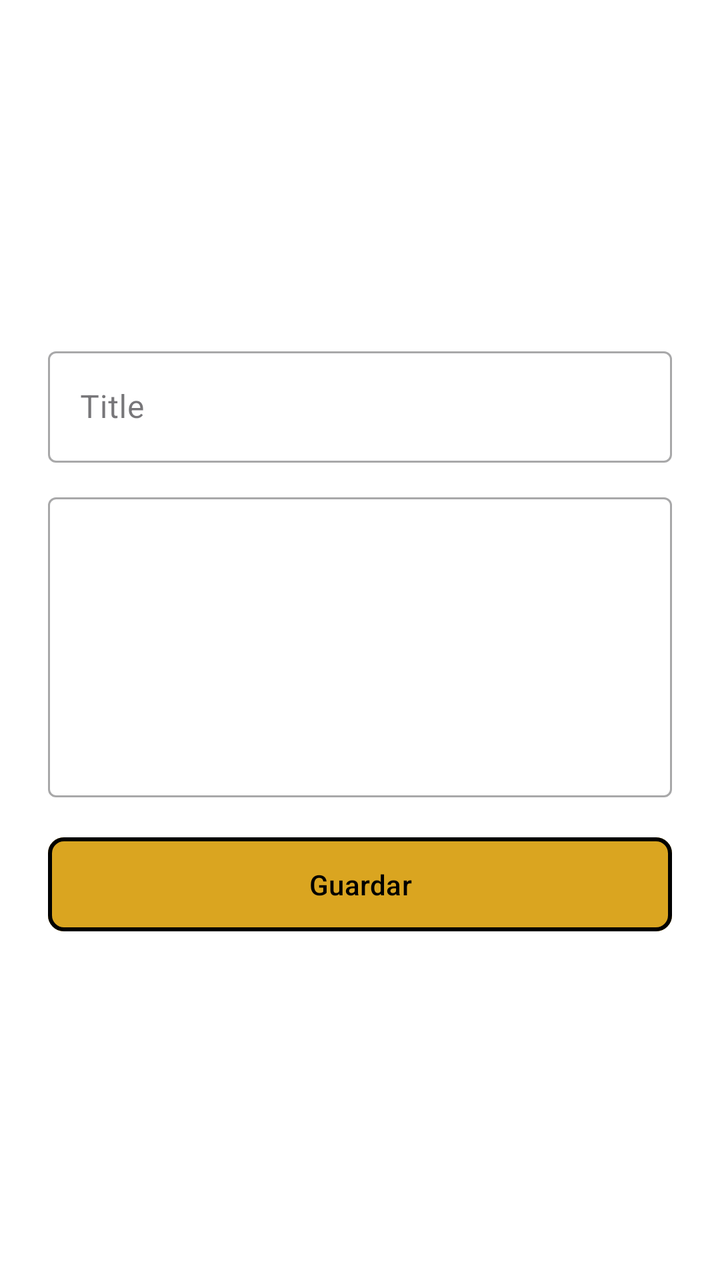
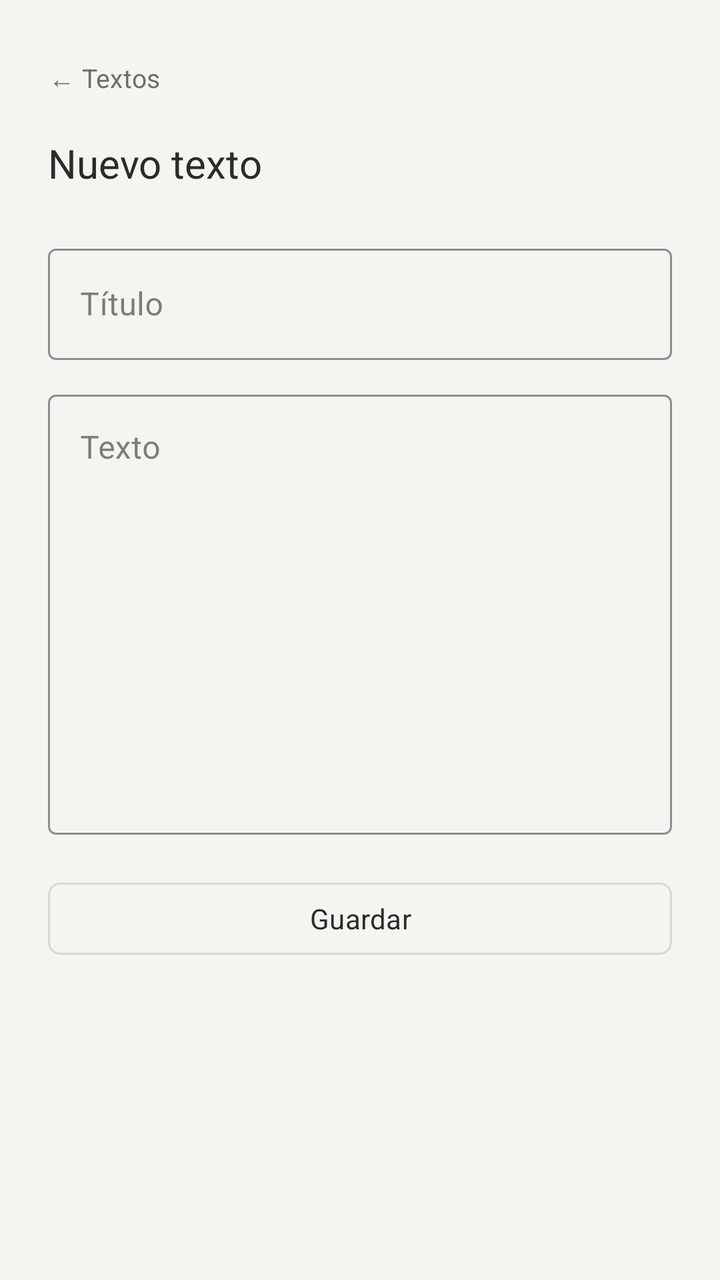

The first picture is an Android layout as it rendered before a commit; the second is the same layout after the commit. The layout source and the unified diff follow.
<!-- AndroidManifest.xml: application theme Theme.Leelo -->
<!-- res/layout/fragment_add_text.xml -->
<?xml version="1.0" encoding="utf-8"?>
<FrameLayout xmlns:android="http://schemas.android.com/apk/res/android"
    xmlns:tools="http://schemas.android.com/tools"
    android:layout_width="match_parent"
    android:layout_height="match_parent"
    xmlns:app="http://schemas.android.com/apk/res-auto"
    tools:context=".presentation.ui.AddTextFragment">

    <LinearLayout
        android:layout_width="match_parent"
        android:layout_height="match_parent"
        android:gravity="center"
        android:orientation="vertical"
        android:padding="24dp">

        <com.google.android.material.textfield.TextInputLayout
            android:layout_width="match_parent"
            android:layout_height="wrap_content"
            android:layout_marginBottom="12dp"
            style="@style/Widget.MaterialComponents.TextInputLayout.OutlinedBox">

            <com.google.android.material.textfield.TextInputEditText
                android:id="@+id/inputTittle"
                android:layout_width="match_parent"
                android:layout_height="wrap_content"
                android:hint="Title"
                android:inputType="text" />

        </com.google.android.material.textfield.TextInputLayout>


        <com.google.android.material.textfield.TextInputLayout
            android:layout_width="match_parent"
            android:layout_height="wrap_content"
            android:layout_marginBottom="16dp"
            style="@style/Widget.MaterialComponents.TextInputLayout.OutlinedBox">

            <com.google.android.material.textfield.TextInputEditText
                android:id="@+id/inputText"
                android:layout_width="match_parent"
                android:layout_height="150dp"
                android:inputType="textMultiLine"
                android:gravity="top|start" />

        </com.google.android.material.textfield.TextInputLayout>


        <com.google.android.material.button.MaterialButton
            android:id="@+id/save_text_button"
            android:layout_width="match_parent"
            android:layout_height="wrap_content"
            android:text="Guardar"
            android:textColor="@android:color/black"
            android:paddingVertical="14dp"
            app:backgroundTint="@color/gold"
            app:strokeColor="@android:color/black"
            app:strokeWidth="2dp"
            app:cornerRadius="8dp" />

    </LinearLayout>


</FrameLayout>
<!-- resources referenced by this layout -->
<resources>
  <color name="gold">#DAA520</color>
  <style name="Theme.Leelo" parent="Base.Theme.Leelo" />
  <style name="Base.Theme.Leelo" parent="Theme.Material3.DayNight.NoActionBar">
          <item name="colorPrimary">@color/gold</item>
          <item name="colorPrimaryVariant">@color/gold</item>
          <item name="colorOnPrimary">@color/black</item>
          <item name="colorSecondary">@color/gold</item>
          <item name="colorSecondaryVariant">@color/gold</item>
          <item name="colorOnSecondary">@color/black</item>
          
          <item name="android:colorBackground">@color/background_light</item>
          <item name="colorSurface">@color/surface_light</item>
          <item name="colorOnBackground">@color/on_background_light</item>
          <item name="colorOnSurface">@color/on_surface_light</item>
          
          <item name="android:statusBarColor">@color/background_light</item>
          <item name="android:windowLightStatusBar" tools:targetApi="m">true</item>
          <item name="android:navigationBarColor">@color/background_light</item>
      </style>
  <color name="black">#FF000000</color>
  <color name="background_light">#FFFFFF</color>
  <color name="surface_light">#FFFFFF</color>
  <color name="on_background_light">#1C1B1F</color>
  <color name="on_surface_light">#1C1B1F</color>
</resources>

<!-- the commit's change to res/layout/fragment_add_text.xml (unified diff, before → after) -->
@@ -1,63 +1,88 @@
 <?xml version="1.0" encoding="utf-8"?>
-<FrameLayout xmlns:android="http://schemas.android.com/apk/res/android"
+<ScrollView xmlns:android="http://schemas.android.com/apk/res/android"
+    xmlns:app="http://schemas.android.com/apk/res-auto"
     xmlns:tools="http://schemas.android.com/tools"
     android:layout_width="match_parent"
     android:layout_height="match_parent"
-    xmlns:app="http://schemas.android.com/apk/res-auto"
+    android:background="@color/paper"
+    android:fillViewport="true"
     tools:context=".presentation.ui.AddTextFragment">
 
     <LinearLayout
         android:layout_width="match_parent"
-        android:layout_height="match_parent"
-        android:gravity="center"
+        android:layout_height="wrap_content"
         android:orientation="vertical"
-        android:padding="24dp">
+        android:paddingStart="24dp"
+        android:paddingTop="20dp"
+        android:paddingEnd="24dp"
+        android:paddingBottom="32dp">
+
+        <com.google.android.material.button.MaterialButton
+            android:id="@+id/backButton"
+            style="@style/Widget.Leelo.TextButton"
+            android:layout_width="wrap_content"
+            android:layout_height="36dp"
+            android:layout_marginStart="-8dp"
+            android:minWidth="0dp"
+            android:paddingStart="8dp"
+            android:paddingEnd="8dp"
+            android:text="← Textos"
+            android:textSize="13sp" />
+
+        <TextView
+            android:layout_width="wrap_content"
+            android:layout_height="wrap_content"
+            android:layout_marginTop="12dp"
+            android:text="Nuevo texto"
+            android:textColor="?attr/colorOnSurface"
+            android:textSize="20sp" />
 
         <com.google.android.material.textfield.TextInputLayout
+            style="@style/Widget.MaterialComponents.TextInputLayout.OutlinedBox"
             android:layout_width="match_parent"
             android:layout_height="wrap_content"
-            android:layout_marginBottom="12dp"
-            style="@style/Widget.MaterialComponents.TextInputLayout.OutlinedBox">
+            android:layout_marginTop="24dp"
+            app:boxStrokeColor="?attr/colorOutline"
+            app:hintTextColor="?attr/colorOnSurfaceVariant">
 
             <com.google.android.material.textfield.TextInputEditText
                 android:id="@+id/inputTittle"
                 android:layout_width="match_parent"
                 android:layout_height="wrap_content"
-                android:hint="Title"
-                android:inputType="text" />
+                android:hint="Título"
+                android:inputType="text"
+                android:textColor="?attr/colorOnSurface" />
 
         </com.google.android.material.textfield.TextInputLayout>
 
-
         <com.google.android.material.textfield.TextInputLayout
+            style="@style/Widget.MaterialComponents.TextInputLayout.OutlinedBox"
             android:layout_width="match_parent"
             android:layout_height="wrap_content"
-            android:layout_marginBottom="16dp"
-            style="@style/Widget.MaterialComponents.TextInputLayout.OutlinedBox">
+            android:layout_marginTop="12dp"
+            app:boxStrokeColor="?attr/colorOutline"
+            app:hintTextColor="?attr/colorOnSurfaceVariant">
 
             <com.google.android.material.textfield.TextInputEditText
                 android:id="@+id/inputText"
                 android:layout_width="match_parent"
-                android:layout_height="150dp"
+                android:layout_height="220dp"
+                android:gravity="top|start"
+                android:hint="Texto"
                 android:inputType="textMultiLine"
-                android:gravity="top|start" />
+                android:textColor="?attr/colorOnSurface" />
 
         </com.google.android.material.textfield.TextInputLayout>
 
-
         <com.google.android.material.button.MaterialButton
             android:id="@+id/save_text_button"
+            style="@style/Widget.Leelo.OutlinedButton"
             android:layout_width="match_parent"
-            android:layout_height="wrap_content"
+            android:layout_height="44dp"
+            android:layout_marginTop="20dp"
             android:text="Guardar"
-            android:textColor="@android:color/black"
-            android:paddingVertical="14dp"
-            app:backgroundTint="@color/gold"
-            app:strokeColor="@android:color/black"
-            app:strokeWidth="2dp"
-            app:cornerRadius="8dp" />
+            android:textSize="14sp" />
 
     </LinearLayout>
 
-
-</FrameLayout>
+</ScrollView>
<!-- resource entries referenced after the edit -->
@@ -1,28 +1,52 @@
 <!-- resources referenced by this layout -->
 <resources>
-  <color name="gold">#DAA520</color>
+  <color name="paper">#FFF5F4F1</color>
+  <style name="Widget.Leelo.OutlinedButton" parent="Widget.Material3.Button.OutlinedButton">
+          <item name="cornerRadius">6dp</item>
+          <item name="strokeWidth">1dp</item>
+          <item name="strokeColor">?attr/colorOutline</item>
+          <item name="backgroundTint">@android:color/transparent</item>
+          <item name="android:textColor">?attr/colorOnSurface</item>
+          <item name="android:textAllCaps">false</item>
+          <item name="iconTint">?attr/colorOnSurface</item>
+          <item name="android:stateListAnimator">@null</item>
+      </style>
+  <style name="Widget.Leelo.TextButton" parent="Widget.Material3.Button.TextButton">
+          <item name="cornerRadius">6dp</item>
+          <item name="backgroundTint">@android:color/transparent</item>
+          <item name="android:textColor">?attr/colorOnSurfaceVariant</item>
+          <item name="android:textAllCaps">false</item>
+          <item name="android:stateListAnimator">@null</item>
+      </style>
   <style name="Theme.Leelo" parent="Base.Theme.Leelo" />
   <style name="Base.Theme.Leelo" parent="Theme.Material3.DayNight.NoActionBar">
-          <item name="colorPrimary">@color/gold</item>
-          <item name="colorPrimaryVariant">@color/gold</item>
-          <item name="colorOnPrimary">@color/black</item>
-          <item name="colorSecondary">@color/gold</item>
-          <item name="colorSecondaryVariant">@color/gold</item>
-          <item name="colorOnSecondary">@color/black</item>
-          
-          <item name="android:colorBackground">@color/background_light</item>
-          <item name="colorSurface">@color/surface_light</item>
-          <item name="colorOnBackground">@color/on_background_light</item>
-          <item name="colorOnSurface">@color/on_surface_light</item>
-          
-          <item name="android:statusBarColor">@color/background_light</item>
+          <item name="colorPrimary">@color/accent</item>
+          <item name="colorOnPrimary">@color/accent_on</item>
+          <item name="colorSecondary">@color/accent</item>
+          <item name="colorOnSecondary">@color/accent_on</item>
+  
+          <item name="android:colorBackground">@color/paper</item>
+          <item name="colorOnBackground">@color/ink</item>
+          <item name="colorSurface">@color/paper</item>
+          <item name="colorOnSurface">@color/ink</item>
+          <item name="colorSurfaceVariant">@color/paper</item>
+          <item name="colorOnSurfaceVariant">@color/ink_muted</item>
+          <item name="colorOutline">@color/line</item>
+          <item name="colorOutlineVariant">@color/line</item>
+          <item name="colorPrimaryContainer">@color/paper</item>
+          <item name="colorSecondaryContainer">@color/paper</item>
+  
+          <item name="android:statusBarColor">@color/paper</item>
           <item name="android:windowLightStatusBar" tools:targetApi="m">true</item>
-          <item name="android:navigationBarColor">@color/background_light</item>
+          <item name="android:navigationBarColor">@color/paper</item>
+          <item name="android:windowBackground">@color/paper</item>
+  
+          <item name="android:fontFamily">sans-serif</item>
       </style>
-  <color name="black">#FF000000</color>
-  <color name="background_light">#FFFFFF</color>
-  <color name="surface_light">#FFFFFF</color>
-  <color name="on_background_light">#1C1B1F</color>
-  <color name="on_surface_light">#1C1B1F</color>
+  <color name="accent">#FF63635F</color>
+  <color name="accent_on">#FFF5F4F1</color>
+  <color name="ink">#FF2B2B28</color>
+  <color name="ink_muted">#FF6E6E69</color>
+  <color name="line">#FFD8D7D2</color>
 </resources>
 
